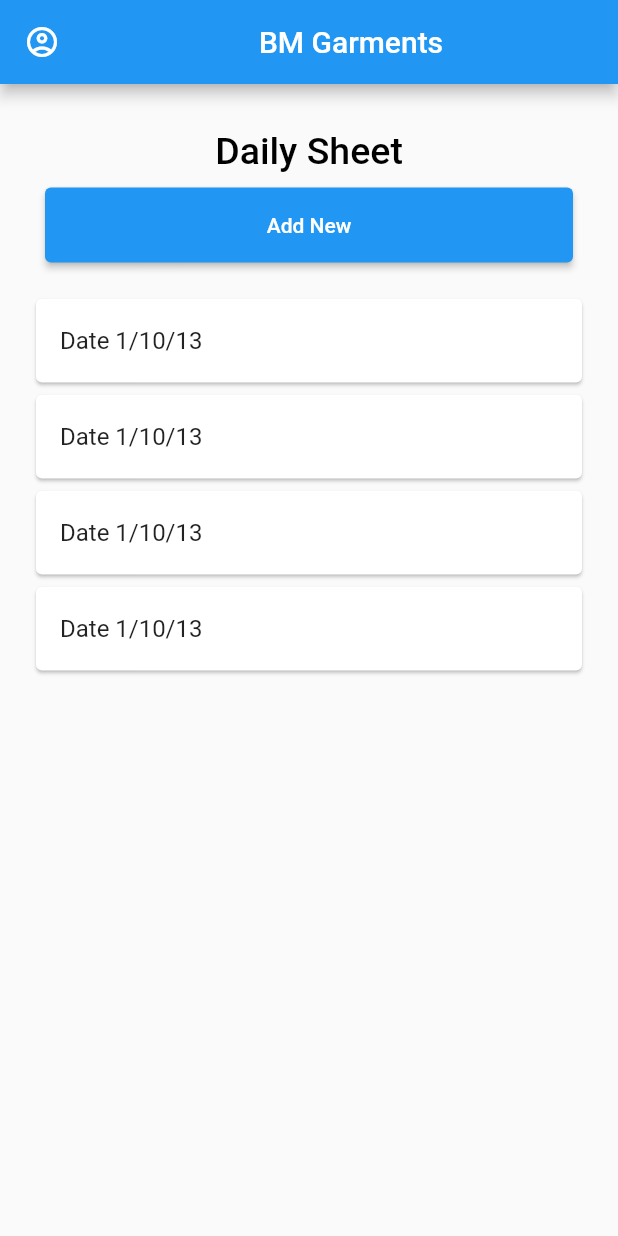
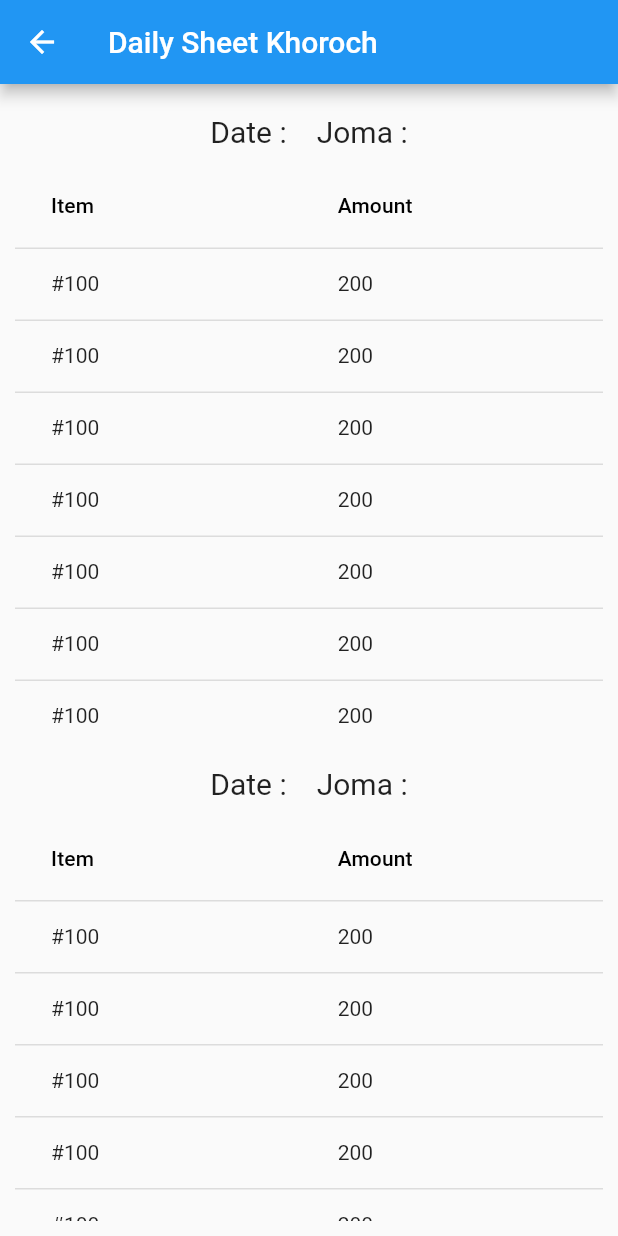
Before and after one commit to IftekharulAlam/garments_app, a Flutter app: the DailySheetPage screen opened directly, after a tap on "Date 1/10/13", on a phone screen of 412 x 824 dp. Run offline on Flutter 3.47's test engine with Material 2 defaults, Android fonts, the phone set to English and light mode, and no system bars; our stand-ins replace fluttertoast.

Commit message:
staff page aded

```diff
--- a/lib/view/daily_sheet/daily_sheet.dart
+++ b/lib/view/daily_sheet/daily_sheet.dart
@@ -1,5 +1,6 @@
 import 'package:flutter/material.dart';
 import 'package:garments_app/view/daily_sheet/daily_sheet_add.dart';
+import 'package:garments_app/view/daily_sheet/daily_sheet_view.dart';
 
 class DailySheetPage extends StatefulWidget {
   const DailySheetPage({super.key});
@@ -17,7 +18,13 @@ class _DailySheetPageState extends State<DailySheetPage> {
     'Date 1/10/13',
     'Date 1/10/13',
   ];
-  List<Widget> itemsWidgets = [];
+  List<Widget> itemsWidgets = [
+    const DailySheetViewPage(),
+    const DailySheetViewPage(),
+    const DailySheetViewPage(),
+    const DailySheetViewPage(),
+    const DailySheetViewPage(),
+  ];
 
   @override
   Widget build(BuildContext context) {
@@ -70,11 +77,13 @@ class _DailySheetPageState extends State<DailySheetPage> {
                   fontSize: 25),
             ),
           ),
+          Row(
+            children: [
               Container(
                 height: 50,
                 padding: const EdgeInsets.fromLTRB(10, 0, 10, 0),
                 child: ElevatedButton(
-              child: const Text('Add New'),
+                  child: const Text('Khoroch'),
                   onPressed: () {
                     // login(name.text, password.text, dropdownvalue);
                     Navigator.push(
@@ -84,7 +93,22 @@ class _DailySheetPageState extends State<DailySheetPage> {
                   },
                 ),
               ),
-
+              Container(
+                height: 50,
+                padding: const EdgeInsets.fromLTRB(10, 0, 10, 0),
+                child: ElevatedButton(
+                  child: const Text('Joma'),
+                  onPressed: () {
+                    // login(name.text, password.text, dropdownvalue);
+                    Navigator.push(
+                        context,
+                        MaterialPageRoute(
+                            builder: (context) => const DailySheetAddPage()));
+                  },
+                ),
+              ),
+            ],
+          ),
           const SizedBox(
             height: 20,
           ),
@@ -92,6 +116,8 @@ class _DailySheetPageState extends State<DailySheetPage> {
             GestureDetector(
               onTap: () {
                 //items_widgets[x];
+                Navigator.push(context,
+                    MaterialPageRoute(builder: (context) => itemsWidgets[x]));
               },
               child: Card(
                 child: ListTile(
--- /dev/null
+++ b/lib/view/daily_sheet/daily_sheet_view.dart
@@ -0,0 +1,158 @@
+import 'dart:convert';
+
+import 'package:flutter/material.dart';
+import 'package:fluttertoast/fluttertoast.dart';
+import 'package:http/http.dart' as http;
+
+class DailySheetViewPage extends StatefulWidget {
+  const DailySheetViewPage({super.key});
+
+  @override
+  State<DailySheetViewPage> createState() => _DailySheetViewPageState();
+}
+
+class _DailySheetViewPageState extends State<DailySheetViewPage> {
+  Future login(String name, String password, String userType) async {
+    String finalUrl = "http://192.168.0.100:8000/login";
+    var url = Uri.parse(finalUrl);
+    var response = await http.post(url,
+        body: {"name": name, "password": password, "userType": userType});
+
+    var data = json.decode(response.body);
+
+    if (data[0]["message"] == "Wrong") {
+      Fluttertoast.showToast(
+          msg: "Login Unsuccessful",
+          toastLength: Toast.LENGTH_SHORT,
+          gravity: ToastGravity.CENTER,
+          timeInSecForIosWeb: 1,
+          backgroundColor: Colors.red,
+          textColor: Colors.white,
+          fontSize: 16.0);
+    } else {
+      Fluttertoast.showToast(
+          msg: "Login successful",
+          toastLength: Toast.LENGTH_SHORT,
+          gravity: ToastGravity.CENTER,
+          timeInSecForIosWeb: 1,
+          backgroundColor: Colors.red,
+          textColor: Colors.white,
+          fontSize: 16.0);
+      // Navigator.push(
+      //   context,
+      //   MaterialPageRoute(
+      //     builder: (context) => const HomePage(),
+      //   ),
+      // );
+    }
+  }
+
+  DataTable _createDataTable() {
+    return DataTable(columns: _createColumns(), rows: _createRows());
+  }
+
+  List<DataColumn> _createColumns() {
+    return [
+      const DataColumn(label: Text('Item')),
+      const DataColumn(label: Text('Amount')),
+    ];
+  }
+
+  List<DataRow> _createRows() {
+    return [
+      DataRow(cells: [
+        DataCell(Text('#100')),
+        DataCell(Text('200')),
+      ]),
+      DataRow(cells: [
+        DataCell(Text('#100')),
+        DataCell(Text('200')),
+      ]),
+      DataRow(cells: [
+        DataCell(Text('#100')),
+        DataCell(Text('200')),
+      ]),
+      DataRow(cells: [
+        DataCell(Text('#100')),
+        DataCell(Text('200')),
+      ]),
+      DataRow(cells: [
+        DataCell(Text('#100')),
+        DataCell(Text('200')),
+      ]),
+      DataRow(cells: [
+        DataCell(Text('#100')),
+        DataCell(Text('200')),
+      ]),
+      DataRow(cells: [
+        DataCell(Text('#100')),
+        DataCell(Text('200')),
+      ]),
+    ];
+  }
+
+  @override
+  Widget build(BuildContext context) {
+    return Scaffold(
+      appBar: AppBar(
+        title: const Text("Daily Sheet Khoroch"),
+      ),
+      body: Padding(
+        padding: const EdgeInsets.all(10),
+        child: ListView(
+          children: <Widget>[
+            Row( mainAxisAlignment: MainAxisAlignment.center,
+              children: [
+                Container(
+                  alignment: Alignment.center,
+                  padding: const EdgeInsets.all(10),
+                  child: const Text(
+                    'Date :',
+                    style: TextStyle(fontSize: 20),
+                  ),
+                ),
+                Container(
+                  alignment: Alignment.center,
+                  padding: const EdgeInsets.all(10),
+                  child: const Text(
+                    'Joma :',
+                    style: TextStyle(fontSize: 20),
+                  ),
+                ),
+              ],
+            ),
+            SizedBox(
+              child: DataTable(columns: _createColumns(), rows: _createRows()),
+            ),
+              Row(
+                mainAxisAlignment: MainAxisAlignment.center,
+
+              children: [
+
+                Container(
+                  alignment: Alignment.center,
+                  padding: const EdgeInsets.all(10),
+                  child: const Text(
+                    'Date :',
+                    style: TextStyle(fontSize: 20),
+                  ),
+                ),
+                Container(
+                  alignment: Alignment.center,
+                  padding: const EdgeInsets.all(10),
+                  child: const Text(
+                    'Joma :',
+                    style: TextStyle(fontSize: 20),
+                  ),
+                ),
+              ],
+            ),
+            SizedBox(
+              child: DataTable(columns: _createColumns(), rows: _createRows()),
+            ),
+          ],
+        ),
+      ),
+    );
+  }
+}
--- a/lib/view/home_page.dart
+++ b/lib/view/home_page.dart
@@ -7,8 +7,8 @@ import 'package:garments_app/view/bill.dart';
 import 'package:garments_app/view/chalan.dart';
 import 'package:garments_app/view/daily_sheet/daily_sheet.dart';
 import 'package:garments_app/view/party_khata.dart';
-import 'package:garments_app/view/staff_attendence.dart';
-import 'package:garments_app/view/staff_khata.dart';
+import 'package:garments_app/view/staff_khata/staff_attendence.dart';
+import 'package:garments_app/view/staff_khata/staff_khata.dart';
 import 'package:garments_app/view/voucher.dart';
 //import 'package:fluttertoast/fluttertoast.dart';
 // import 'package:myapp/createWorkPage.dart';
--- /dev/null
+++ b/lib/view/staff_khata/staff_details.dart
@@ -0,0 +1,121 @@
+import 'dart:convert';
+
+import 'package:flutter/material.dart';
+import 'package:fluttertoast/fluttertoast.dart';
+import 'package:http/http.dart' as http;
+
+class StaffDetailsPage extends StatefulWidget {
+  const StaffDetailsPage({super.key});
+
+  @override
+  State<StaffDetailsPage> createState() => _StaffDetailsPageState();
+}
+
+class _StaffDetailsPageState extends State<StaffDetailsPage> {
+  Future login(String name, String password, String userType) async {
+    String finalUrl = "http://192.168.0.100:8000/login";
+    var url = Uri.parse(finalUrl);
+    var response = await http.post(url,
+        body: {"name": name, "password": password, "userType": userType});
+
+    var data = json.decode(response.body);
+
+    if (data[0]["message"] == "Wrong") {
+      Fluttertoast.showToast(
+          msg: "Login Unsuccessful",
+          toastLength: Toast.LENGTH_SHORT,
+          gravity: ToastGravity.CENTER,
+          timeInSecForIosWeb: 1,
+          backgroundColor: Colors.red,
+          textColor: Colors.white,
+          fontSize: 16.0);
+    } else {
+      Fluttertoast.showToast(
+          msg: "Login successful",
+          toastLength: Toast.LENGTH_SHORT,
+          gravity: ToastGravity.CENTER,
+          timeInSecForIosWeb: 1,
+          backgroundColor: Colors.red,
+          textColor: Colors.white,
+          fontSize: 16.0);
+      // Navigator.push(
+      //   context,
+      //   MaterialPageRoute(
+      //     builder: (context) => const HomePage(),
+      //   ),
+      // );
+    }
+  }
+
+  DataTable _createDataTable() {
+    return DataTable(columns: _createColumns(), rows: _createRows());
+  }
+
+  List<DataColumn> _createColumns() {
+    return [
+      const DataColumn(label: Text('Date')),
+      const DataColumn(label: Text('Item')),
+      const DataColumn(label: Text('Amount')),
+    ];
+  }
+
+  List<DataRow> _createRows() {
+    return [
+      DataRow(cells: [
+        DataCell(Text('#100')),
+        DataCell(Text('#100')),
+        DataCell(Text('200')),
+      ]),
+      DataRow(cells: [
+        DataCell(Text('#100')),
+        DataCell(Text('#100')),
+        DataCell(Text('200')),
+      ]),
+      DataRow(cells: [
+        DataCell(Text('#100')),
+        DataCell(Text('#100')),
+        DataCell(Text('200')),
+      ]),
+      DataRow(cells: [
+        DataCell(Text('#100')),
+        DataCell(Text('#100')),
+        DataCell(Text('200')),
+      ]),
+      DataRow(cells: [
+        DataCell(Text('#100')),
+        DataCell(Text('#100')),
+        DataCell(Text('200')),
+      ]),
+      DataRow(cells: [
+        DataCell(Text('#100')),
+        DataCell(Text('#100')),
+        DataCell(Text('200')),
+      ]),
+      DataRow(cells: [
+        DataCell(Text('#100')),
+        DataCell(Text('#100')),
+        DataCell(Text('200')),
+      ]),
+    ];
+  }
+
+  @override
+  Widget build(BuildContext context) {
+    return Scaffold(
+      appBar: AppBar(
+        title: const Text("Daily Sheet Khoroch"),
+      ),
+      body: Padding(
+        padding: const EdgeInsets.all(10),
+        child: ListView(
+          children: <Widget>[
+
+            SizedBox(
+              child: DataTable(columns: _createColumns(), rows: _createRows()),
+            ),
+          ],
+        ),
+      ),
+    );
+  }
+}
```
Also changed, not shown: lib/view/staff_khata/staff_khata.dart (renamed from lib/view/staff_khata.dart, +11 -2 lines), lib/view/staff_khata/staff_attendence.dart (renamed from lib/view/staff_attendence.dart), lib/view/staff_khata/staff_profile.dart (renamed from lib/view/staff_profile.dart). Lines whose indentation alone changed are shown as unchanged.
